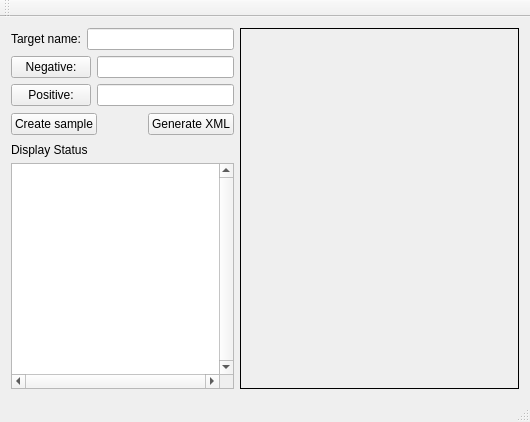
This is XML_creator.ui in windsice/Facial-Recognition as Qt 5 draws it before an edit. The edited form follows.
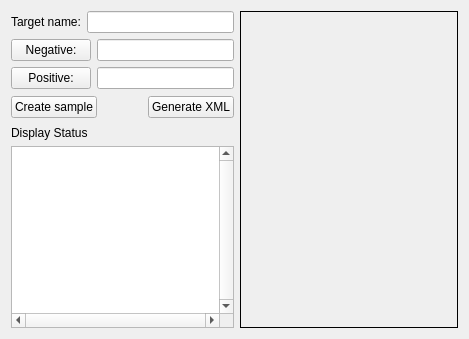
This is the edited form.

Commit message: combined xml creator, waiting to be tested

```diff
--- a/XML_creator.ui
+++ b/XML_creator.ui
@@ -1,23 +1,20 @@
 <?xml version="1.0" encoding="UTF-8"?>
 <ui version="4.0">
- <class>MainWindow</class>
- <widget class="QMainWindow" name="MainWindow">
+ <class>XML_creator</class>
+ <widget class="QWidget" name="XML_creator">
   <property name="geometry">
    <rect>
     <x>0</x>
     <y>0</y>
-    <width>530</width>
-    <height>422</height>
+    <width>469</width>
+    <height>339</height>
    </rect>
   </property>
   <property name="windowTitle">
    <string>MainWindow</string>
   </property>
-  <widget class="QWidget" name="centralWidget">
    <layout class="QHBoxLayout" name="horizontalLayout_4" stretch="0,1">
     <item>
-     <layout class="QVBoxLayout" name="verticalLayout_2">
-      <item>
        <layout class="QVBoxLayout" name="verticalLayout">
         <item>
          <layout class="QHBoxLayout" name="horizontalLayout">
@@ -93,11 +90,6 @@
          </layout>
         </item>
         <item>
-         <layout class="QHBoxLayout" name="horizontalLayout_7"/>
-        </item>
-       </layout>
-      </item>
-      <item>
        <widget class="QLabel" name="label">
         <property name="text">
          <string>Display Status</string>
@@ -151,26 +143,6 @@
      </widget>
     </item>
    </layout>
-  </widget>
-  <widget class="QMenuBar" name="menuBar">
-   <property name="geometry">
-    <rect>
-     <x>0</x>
-     <y>0</y>
-     <width>530</width>
-     <height>26</height>
-    </rect>
-   </property>
-  </widget>
-  <widget class="QToolBar" name="mainToolBar">
-   <attribute name="toolBarArea">
-    <enum>TopToolBarArea</enum>
-   </attribute>
-   <attribute name="toolBarBreak">
-    <bool>false</bool>
-   </attribute>
-  </widget>
-  <widget class="QStatusBar" name="statusBar"/>
  </widget>
  <layoutdefault spacing="6" margin="11"/>
  <resources/>
```
Left out of the diff: 2 changed lines with no effect on the pictures. Lines whose indentation alone changed are shown as unchanged. The commit also changes 6 other files.
